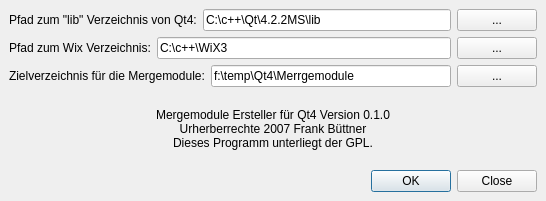
Before: the Qt Designer form Merge Module/Qt MS/Entwicklung/Dialoge/HauptBasis.ui in BackupTheBerlios/qtsbsa-svn, drawn with Qt 5.
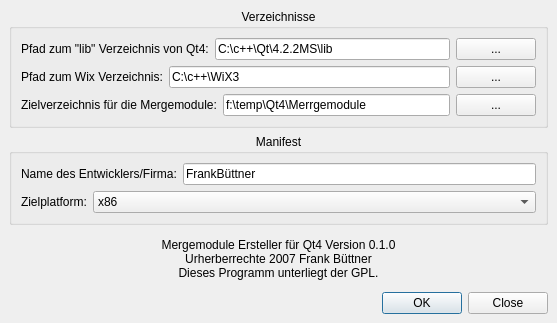
After: the same form once the commit is applied.

Patch:
```diff
--- a/Merge Module/Qt MS/Entwicklung/Dialoge/HauptBasis.ui
+++ b/Merge Module/Qt MS/Entwicklung/Dialoge/HauptBasis.ui
@@ -1,18 +1,34 @@
 <ui version="4.0" >
  <author>Frank Büttner</author>
  <class>dlgHauptBasis</class>
- <widget class="QDialog" name="dlgHauptBasis" >
+ <widget class="QMainWindow" name="dlgHauptBasis" >
   <property name="geometry" >
    <rect>
     <x>0</x>
     <y>0</y>
-    <width>546</width>
-    <height>201</height>
+    <width>557</width>
+    <height>323</height>
    </rect>
   </property>
   <property name="windowTitle" >
    <string>Mergemodul Ersteller für Qt4</string>
   </property>
+  <widget class="QWidget" name="centralwidget" >
+   <layout class="QVBoxLayout" >
+    <property name="margin" >
+     <number>9</number>
+    </property>
+    <property name="spacing" >
+     <number>6</number>
+    </property>
+    <item>
+     <widget class="QGroupBox" name="groupBox" >
+      <property name="title" >
+       <string>Verzeichnisse</string>
+      </property>
+      <property name="alignment" >
+       <set>Qt::AlignHCenter</set>
+      </property>
   <layout class="QVBoxLayout" >
    <property name="margin" >
     <number>9</number>
@@ -157,6 +173,103 @@
      </item>
     </layout>
    </item>
+      </layout>
+     </widget>
+    </item>
+    <item>
+     <widget class="QGroupBox" name="groupBox_2" >
+      <property name="title" >
+       <string>Manifest</string>
+      </property>
+      <property name="alignment" >
+       <set>Qt::AlignHCenter</set>
+      </property>
+      <layout class="QVBoxLayout" >
+       <property name="margin" >
+        <number>9</number>
+       </property>
+       <property name="spacing" >
+        <number>6</number>
+       </property>
+       <item>
+        <layout class="QHBoxLayout" >
+         <property name="margin" >
+          <number>0</number>
+         </property>
+         <property name="spacing" >
+          <number>6</number>
+         </property>
+         <item>
+          <widget class="QLabel" name="label_5" >
+           <property name="text" >
+            <string>Name des Entwicklers/Firma:</string>
+           </property>
+          </widget>
+         </item>
+         <item>
+          <widget class="QLineEdit" name="txtEntwicklername" >
+           <property name="sizePolicy" >
+            <sizepolicy>
+             <hsizetype>7</hsizetype>
+             <vsizetype>0</vsizetype>
+             <horstretch>255</horstretch>
+             <verstretch>0</verstretch>
+            </sizepolicy>
+           </property>
+           <property name="text" >
+            <string>FrankBüttner</string>
+           </property>
+          </widget>
+         </item>
+        </layout>
+       </item>
+       <item>
+        <layout class="QHBoxLayout" >
+         <property name="margin" >
+          <number>0</number>
+         </property>
+         <property name="spacing" >
+          <number>6</number>
+         </property>
+         <item>
+          <widget class="QLabel" name="label_6" >
+           <property name="text" >
+            <string>Zielplatform:</string>
+           </property>
+          </widget>
+         </item>
+         <item>
+          <widget class="QComboBox" name="awProzessor" >
+           <property name="sizePolicy" >
+            <sizepolicy>
+             <hsizetype>5</hsizetype>
+             <vsizetype>0</vsizetype>
+             <horstretch>255</horstretch>
+             <verstretch>0</verstretch>
+            </sizepolicy>
+           </property>
+           <item>
+            <property name="text" >
+             <string>x86</string>
+            </property>
+           </item>
+           <item>
+            <property name="text" >
+             <string>x64</string>
+            </property>
+           </item>
+           <item>
+            <property name="text" >
+             <string>ia64</string>
+            </property>
+           </item>
+          </widget>
+         </item>
+        </layout>
+       </item>
+      </layout>
+     </widget>
+    </item>
    <item>
     <widget class="QLabel" name="label_4" >
      <property name="text" >
@@ -187,6 +300,7 @@
    </item>
   </layout>
  </widget>
+ </widget>
  <resources/>
  <connections>
   <connection>
```
Left out of the diff: 11 changed lines with no effect on the pictures. Lines whose indentation alone changed are shown as unchanged.
